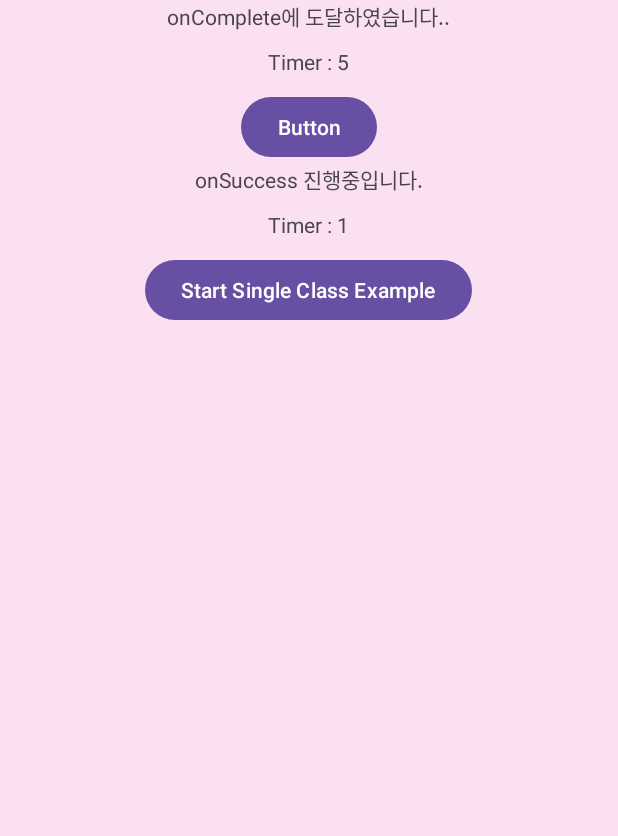
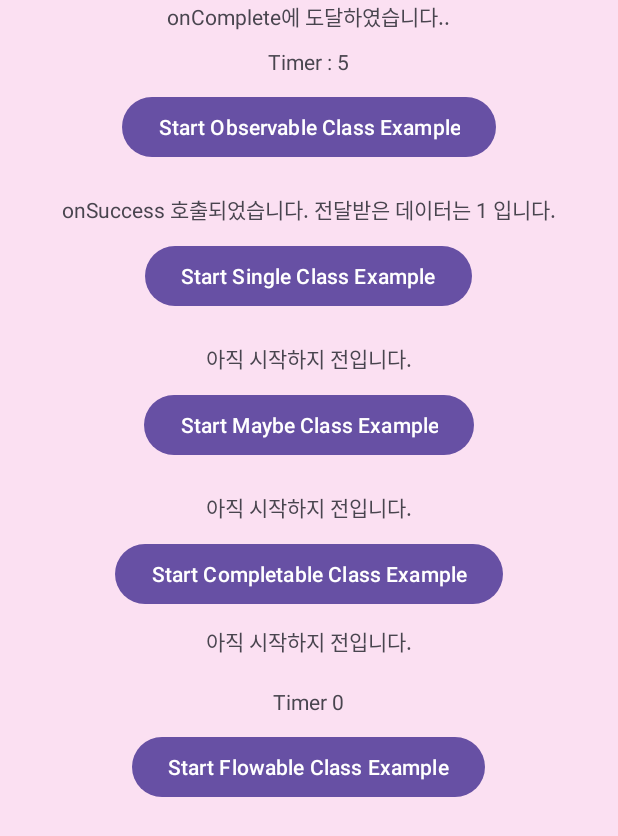
Before and after one commit to tvroom88/AIO_Android_Kotlin, an Android app built with Jetpack Compose: the fragment RxJavaBaseClassesFragment shown on its own in the app's theme, after a tap on "Start Single Class Example", on a phone screen of 412 x 824 dp. Shown: the top 836 px of the screen. Run offline under Robolectric (Android 15) with nearby library versions, the phone set to English and light mode, and no system bars; our stand-ins replace RxJava, data binding; 1 other tap on this screen came first.

Commit message:
rxjava 5개 class 추가

```diff
--- a/app/src/main/java/com/aio/kotlin/studylist/backgroundwork/rx/baseclasses/RxJavaBaseClassesFragment.kt
+++ b/app/src/main/java/com/aio/kotlin/studylist/backgroundwork/rx/baseclasses/RxJavaBaseClassesFragment.kt
@@ -11,20 +11,37 @@ class RxJavaBaseClassesFragment :
     private var rxJavaViewModel: RxJavaBaseClassesViewModel? = null
 
     override fun initContentInOnViewCreated() {
+
         rxJavaViewModel = ViewModelProvider(this)[RxJavaBaseClassesViewModel::class.java]
 
         binding?.apply {
             rxJavaBaseViewModel = rxJavaViewModel
 
-            // 첫번째 버튼 클릭시 타이머 시작 및 status 알림 변경
-            btnRxjavabaseStart.setOnClickListener {
+            // 첫번째 버튼 클릭시 Observerable로 구현된 타이머 시작 및 status 알림 변경
+            btnRxjavabaseObservableStart.setOnClickListener {
                 rxJavaViewModel?.rxJavaObservableClass()
             }
 
-            // 첫번째 버튼 클릭시 타이머 시작 및 status 알림 변경
-            btnRxjavabaseStart2.setOnClickListener {
+            // 두번째 버튼 클릭시 Single 구현된 status 알림 변경
+            btnRxjavabaseSingleStart.setOnClickListener {
                 rxJavaViewModel?.rxJavaSingleClass()
             }
+
+            // 세번째 버튼 클릭시 Maybe 구현된 status 알림 변경
+            btnRxjavabaseMaybeStart.setOnClickListener {
+                rxJavaViewModel?.rxJavaMaybeClass()
+            }
+
+            // 네번쨰 버튼 클릭시 Completable 구현된 status 알림 변경
+            btnRxjavabaseCompletableStart.setOnClickListener {
+                rxJavaViewModel?.rxJavaCompletableClass()
+            }
+
+            // 다섯번째 버튼 클릭시 Flowable 구현된 타이머 시작 및 status 알림 변경
+            btnRxjavabaseFlowableStart.setOnClickListener {
+                rxJavaViewModel?.rxJavaFlowableClass()
+            }
+
         }
 
     }
--- a/app/src/main/java/com/aio/kotlin/studylist/backgroundwork/rx/baseclasses/fiveclass/ObservableClass.kt
+++ b/app/src/main/java/com/aio/kotlin/studylist/backgroundwork/rx/baseclasses/fiveclass/ObservableClass.kt
@@ -43,10 +43,8 @@ class ObservableClass {
 
             override fun onNext(t: Int) {
                 Log.d("Observer", "onNext : $t")
-//                rxStatus1.postValue("onNext 진행중입니다.")
-//                rxTimer1.postValue("Timer : $t")
-                rxTimer1.value = "Timer : $t"
-
+                rxStatus1.postValue("onNext 진행중입니다.")
+                rxTimer1.postValue("Timer : $t")
             }
 
             override fun onError(e: Throwable) {
--- a/app/src/main/java/com/aio/kotlin/studylist/backgroundwork/rx/baseclasses/fiveclass/SingleClass.kt
+++ b/app/src/main/java/com/aio/kotlin/studylist/backgroundwork/rx/baseclasses/fiveclass/SingleClass.kt
@@ -1,11 +1,13 @@
 package com.aio.kotlin.studylist.backgroundwork.rx.baseclasses.fiveclass
 
-import android.util.Log
 import androidx.lifecycle.MutableLiveData
 import io.reactivex.rxjava3.core.Single
 import io.reactivex.rxjava3.core.SingleObserver
 import io.reactivex.rxjava3.disposables.Disposable
 
+/**
+ * 앞에서 설명한 Observable과 달리 한 개의 데이터 또는 에러를 발행합니다, 때문에 네트워크 통신 등에서 자주 유용하게 사용합니다
+ */
 class SingleClass {
 
     var singleDisposable: Disposable? = null
@@ -15,13 +17,9 @@ class SingleClass {
         return Single
             .create { emitter ->
                 try {
-                    for (message in 1..5) {
-                        if (!emitter.isDisposed) {
-                            Thread.sleep(1000) // 1초 지연
-                            emitter.onSuccess(message)
-                        }
+                    if (!emitter.isDisposed) {
+                        emitter.onSuccess(1)
                     }
-
                 } catch (e: Exception) {
                     emitter.onError(e)
                 }
@@ -30,8 +28,7 @@ class SingleClass {
 
     // SingleObserver 생성
     fun createSingleObserver(
-        rxStatus2: MutableLiveData<String>,
-        rxTimer2: MutableLiveData<String>
+        rxStatus2: MutableLiveData<String>
     ): SingleObserver<Int> {
         return object : SingleObserver<Int> {
             override fun onSubscribe(d: Disposable) {
@@ -39,18 +36,11 @@ class SingleClass {
             }
 
             override fun onError(e: Throwable) {
-
+                rxStatus2.postValue("오류입니다. 이유는 ${e.message}")
             }
 
             override fun onSuccess(t: Int) {
-                val statusString: String = if (t < 5) {
-                    "onSuccess 진행중입니다."
-                } else {
-                    "onSuccess가 끝났습니다."
-                }
-                rxStatus2.postValue(statusString)
-                rxTimer2.postValue("Timer : $t")
-                Log.d("aaaa", "Timer : $t")
+                rxStatus2.postValue("onSuccess 호출되었습니다. 전달받은 데이터는 $t 입니다.")
             }
         }
     }
--- a/app/src/main/res/layout/fragment_rx_java_base_classes.xml
+++ b/app/src/main/res/layout/fragment_rx_java_base_classes.xml
@@ -6,6 +6,7 @@
     tools:context=".activities.AndroidStudyActivity">
 
     <data>
+
         <variable
             name="rxJavaBaseViewModel"
             type="com.aio.kotlin.studylist.backgroundwork.rx.baseclasses.RxJavaBaseClassesViewModel" />
@@ -17,62 +18,58 @@
 
         <!--    1. Observable class 예제    -->
         <LinearLayout
-            android:id="@+id/linearLayout"
+            android:id="@+id/ll_rxjavabase_observable"
             android:layout_width="match_parent"
             android:layout_height="wrap_content"
             android:orientation="vertical"
             app:layout_constraintTop_toTopOf="parent">
 
             <TextView
-                android:id="@+id/tv_rxjavabase_status1"
+                android:id="@+id/tv_rxjavabase_observable_status"
                 android:layout_width="wrap_content"
                 android:layout_height="wrap_content"
                 android:layout_gravity="center_horizontal"
+                android:gravity="center"
                 android:text="@{rxJavaBaseViewModel.rxStatus1}" />
 
             <TextView
-                android:id="@+id/tv_rxjavabase_timer1"
+                android:id="@+id/tv_rxjavabase_observable_timer"
+                android:layout_width="wrap_content"
+                android:layout_height="wrap_content"
+                android:layout_gravity="center_horizontal"
+                android:gravity="center"
+                android:layout_marginTop="10dp"
+                android:text="@{rxJavaBaseViewModel.rxTimer1}" />
+
+            <Button
+                android:id="@+id/btn_rxjavabase_observable_start"
                 android:layout_width="wrap_content"
                 android:layout_height="wrap_content"
                 android:layout_gravity="center_horizontal"
                 android:layout_marginTop="10dp"
-                android:text="@{rxJavaBaseViewModel.rxTimer1}" />
+                android:text="Start Observable Class Example" />
 
-            <Button
-                android:id="@+id/btn_rxjavabase_start"
+        </LinearLayout>
+
+        <!--    2. Single class 예제    -->
+        <LinearLayout
+            android:id="@+id/ll_rxjavabase_single"
+            android:layout_width="match_parent"
+            android:layout_height="wrap_content"
+            android:layout_marginTop="20dp"
+            android:orientation="vertical"
+            app:layout_constraintTop_toBottomOf="@+id/ll_rxjavabase_observable">
+
+            <TextView
+                android:id="@+id/tv_rxjavabase_single_status2"
                 android:layout_width="wrap_content"
                 android:layout_height="wrap_content"
                 android:layout_gravity="center_horizontal"
-                android:layout_marginTop="10dp"
-                android:text="Button" />
-
-        </LinearLayout>
-
-
-        <!--    2. Single class 예제    -->
-        <LinearLayout
-            android:layout_width="match_parent"
-            android:layout_height="wrap_content"
-            android:orientation="vertical"
-            app:layout_constraintTop_toBottomOf="@+id/linearLayout">
-
-            <TextView
-                android:id="@+id/tv_rxjavabase_status2"
-                android:layout_width="wrap_content"
-                android:layout_height="wrap_content"
-                android:layout_gravity="center_horizontal"
+                android:gravity="center"
                 android:text="@{rxJavaBaseViewModel.rxStatus2}" />
 
-            <TextView
-                android:id="@+id/tv_rxjavabase_timer2"
-                android:layout_width="wrap_content"
-                android:layout_height="wrap_content"
-                android:layout_gravity="center_horizontal"
-                android:layout_marginTop="10dp"
-                android:text="@{rxJavaBaseViewModel.rxTimer2}" />
-
             <Button
-                android:id="@+id/btn_rxjavabase_start2"
+                android:id="@+id/btn_rxjavabase_single_start"
                 android:layout_width="wrap_content"
                 android:layout_height="wrap_content"
                 android:layout_gravity="center_horizontal"
@@ -80,5 +77,95 @@
                 android:text="Start Single Class Example" />
 
         </LinearLayout>
+
+        <!--    3. Maybe class 예제    -->
+        <LinearLayout
+            android:id="@+id/ll_rxjavabase_maybe"
+            android:layout_width="match_parent"
+            android:layout_height="wrap_content"
+            android:layout_marginTop="20dp"
+            android:orientation="vertical"
+            app:layout_constraintTop_toBottomOf="@+id/ll_rxjavabase_single">
+
+            <TextView
+                android:id="@+id/tv_rxjavabase_maybe_status"
+                android:layout_width="wrap_content"
+                android:layout_height="wrap_content"
+                android:layout_gravity="center_horizontal"
+                android:gravity="center"
+                android:text="@{rxJavaBaseViewModel.rxStatus3}" />
+
+            <Button
+                android:id="@+id/btn_rxjavabase_maybe_start"
+                android:layout_width="wrap_content"
+                android:layout_height="wrap_content"
+                android:layout_gravity="center_horizontal"
+                android:layout_marginTop="10dp"
+                android:text="Start Maybe Class Example" />
+
+        </LinearLayout>
+
+        <!--    4. Completable class 예제    -->
+        <LinearLayout
+            android:id="@+id/ll_rxjavabase_completable"
+            android:layout_width="match_parent"
+            android:layout_height="wrap_content"
+            android:layout_marginTop="20dp"
+            android:orientation="vertical"
+            app:layout_constraintTop_toBottomOf="@+id/ll_rxjavabase_maybe">
+
+            <TextView
+                android:id="@+id/tv_rxjavabase_completable_status"
+                android:layout_width="wrap_content"
+                android:layout_height="wrap_content"
+                android:layout_gravity="center_horizontal"
+                android:gravity="center"
+                android:text="@{rxJavaBaseViewModel.rxStatus4}" />
+
+            <Button
+                android:id="@+id/btn_rxjavabase_completable_start"
+                android:layout_width="wrap_content"
+                android:layout_height="wrap_content"
+                android:layout_gravity="center_horizontal"
+                android:layout_marginTop="10dp"
+                android:text="Start Completable Class Example" />
+
+        </LinearLayout>
+
+        <!--    5. Flowable class 예제    -->
+        <LinearLayout
+            android:id="@+id/ll_rxjavabase_flowable"
+            android:layout_width="match_parent"
+            android:layout_height="wrap_content"
+            android:layout_marginTop="10dp"
+            android:orientation="vertical"
+            app:layout_constraintTop_toBottomOf="@+id/ll_rxjavabase_completable">
+
+            <TextView
+                android:id="@+id/tv_rxjavabase_flowable_status"
+                android:layout_width="wrap_content"
+                android:layout_height="wrap_content"
+                android:layout_gravity="center_horizontal"
+                android:text="@{rxJavaBaseViewModel.rxStatus5}" />
+
+            <TextView
+                android:id="@+id/tv_rxjavabase_flowable_timer"
+                android:layout_width="wrap_content"
+                android:layout_height="wrap_content"
+                android:layout_gravity="center_horizontal"
+                android:gravity="center"
+                android:layout_marginTop="20dp"
+                android:text="@{rxJavaBaseViewModel.rxTimer5}" />
+
+            <Button
+                android:id="@+id/btn_rxjavabase_flowable_start"
+                android:layout_width="wrap_content"
+                android:layout_height="wrap_content"
+                android:layout_gravity="center_horizontal"
+                android:layout_marginTop="10dp"
+                android:text="Start Flowable Class Example" />
+
+        </LinearLayout>
+
     </androidx.constraintlayout.widget.ConstraintLayout>
 </layout>
```
Also changed, not shown: app/src/main/java/com/aio/kotlin/activities/MainActivity.kt (+14 -1 lines), app/src/main/java/com/aio/kotlin/studylist/backgroundwork/rx/baseclasses/RxJavaBaseClassesViewModel.kt (+67 -12 lines), app/src/main/java/com/aio/kotlin/studylist/backgroundwork/rx/baseclasses/fiveclass/CompletableClass.kt (added, +56 -0 lines), app/src/main/java/com/aio/kotlin/studylist/backgroundwork/rx/baseclasses/fiveclass/FlowableClass.kt (added, +54 -0 lines), app/src/main/java/com/aio/kotlin/studylist/backgroundwork/rx/baseclasses/fiveclass/MaybeClass.kt (+58 -0 lines).
